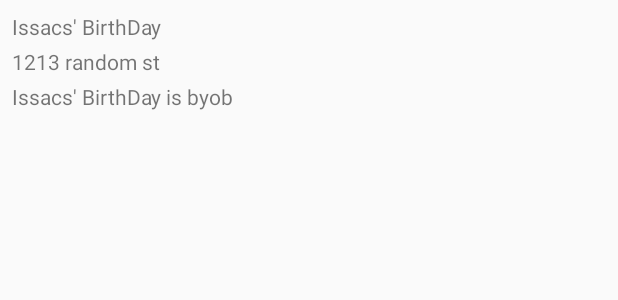
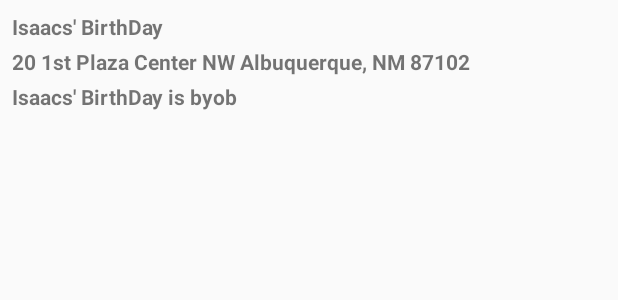
Before and after one commit to picme-gallery/picme-gallery, an Android app: the layout item_event.xml on its own in the app's theme, with its tools: preview values and no code run, on a phone screen of 412 x 824 dp. Shown: the top 300 px of the screen. Run offline under Robolectric (Android 15) with nearby library versions, the phone set to English and light mode, and no system bars.

Commit message:
Made text bold for visibility

```diff
--- a/app/src/main/res/layout/item_event.xml
+++ b/app/src/main/res/layout/item_event.xml
@@ -8,31 +8,34 @@
 
   <TextView
     android:id="@+id/name"
+    android:textStyle="bold"
     android:layout_width="0dp"
     android:layout_height="wrap_content"
     android:layout_margin="4dp"
     app:layout_constraintStart_toStartOf="parent"
     app:layout_constraintEnd_toEndOf="parent"
     app:layout_constraintTop_toTopOf="parent"
-    tools:text="Issacs' BirthDay"/>
+    tools:text="Isaacs' BirthDay"/>
 
   <TextView
     android:id="@+id/address"
+    android:textStyle="bold"
     android:layout_width="0dp"
     android:layout_height="wrap_content"
     android:layout_margin="4dp"
     app:layout_constraintStart_toStartOf="parent"
     app:layout_constraintEnd_toEndOf="parent"
     app:layout_constraintTop_toBottomOf="@id/name"
-    tools:text="1213 random st "/>
+    tools:text="20 1st Plaza Center NW Albuquerque, NM 87102 "/>
 
   <TextView
     android:id="@+id/description"
+    android:textStyle="bold"
     android:layout_width="0dp"
     android:layout_height="wrap_content"
     android:layout_margin="4dp"
     app:layout_constraintStart_toStartOf="parent"
     app:layout_constraintEnd_toEndOf="parent"
     app:layout_constraintTop_toBottomOf="@id/address"
-    tools:text="Issacs' BirthDay is byob"/>
+    tools:text="Isaacs' BirthDay is byob"/>
 </androidx.constraintlayout.widget.ConstraintLayout>
```
